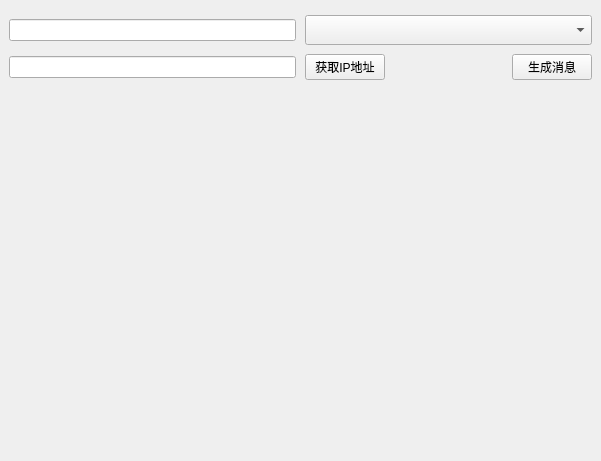
Before: the Qt Designer form tui/components.ui in mkinsz/QModule, drawn with Qt 5.
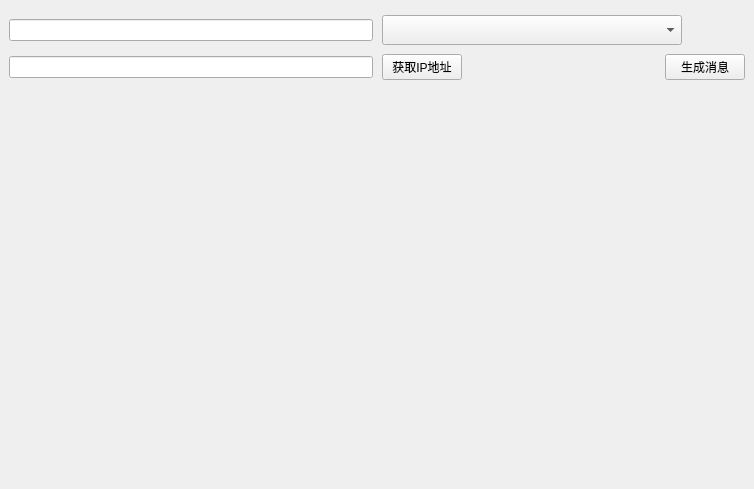
After: the same form once the commit is applied. Custom widgets are drawn as their Qt base class.

Diff of the .ui file:
```diff
--- a/tui/components.ui
+++ b/tui/components.ui
@@ -6,8 +6,8 @@
    <rect>
     <x>0</x>
     <y>0</y>
-    <width>601</width>
-    <height>461</height>
+    <width>754</width>
+    <height>489</height>
    </rect>
   </property>
   <property name="windowTitle">
@@ -144,6 +144,12 @@
    <extends>QComboBox</extends>
    <header>gcombobox.h</header>
   </customwidget>
+  <customwidget>
+   <class>Minions</class>
+   <extends>QWidget</extends>
+   <header>minions.h</header>
+   <container>1</container>
+  </customwidget>
  </customwidgets>
  <resources/>
  <connections/>
```
Left out of the diff: 16 changed lines with no effect on the pictures.
